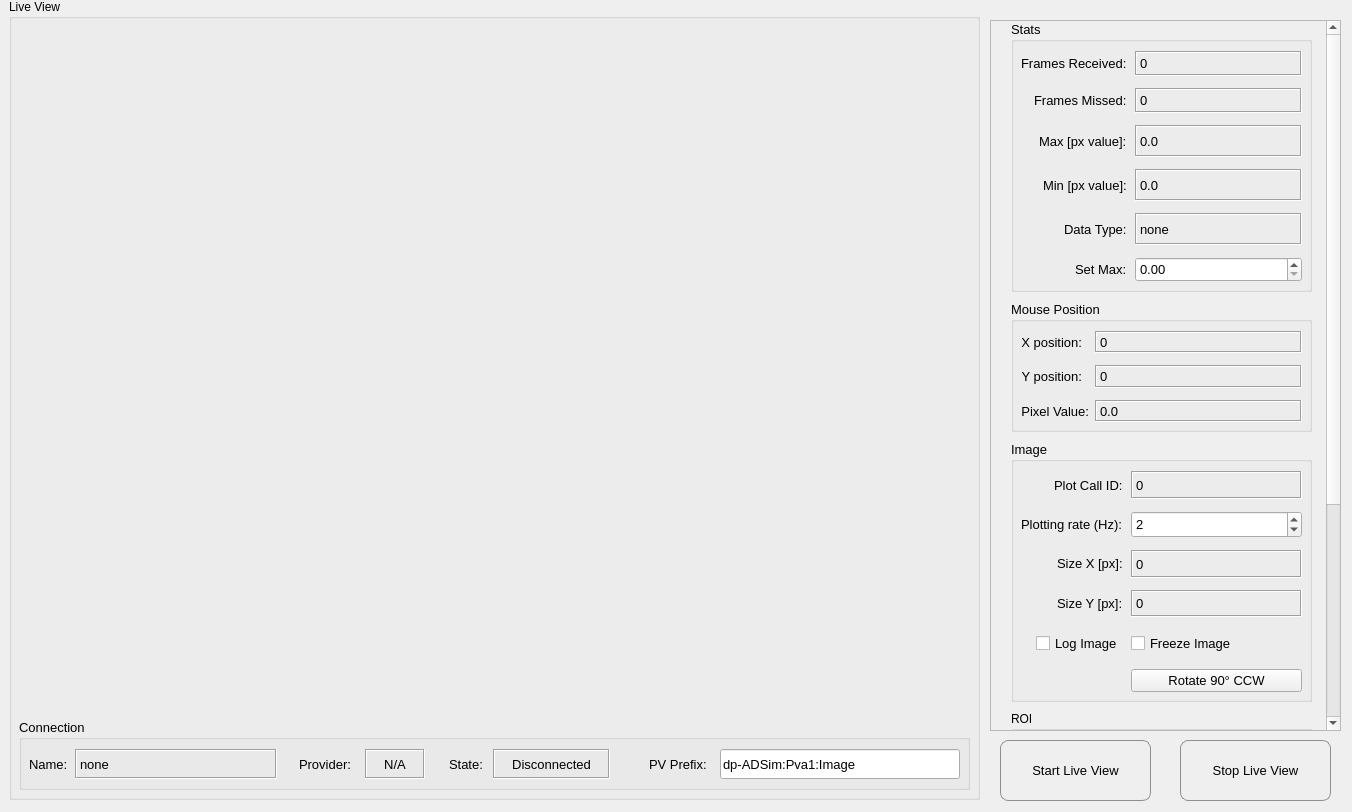
Before: the Qt Designer form gui/imageshow.ui in AdvancedPhotonSource/DashPVA, drawn with Qt 5.
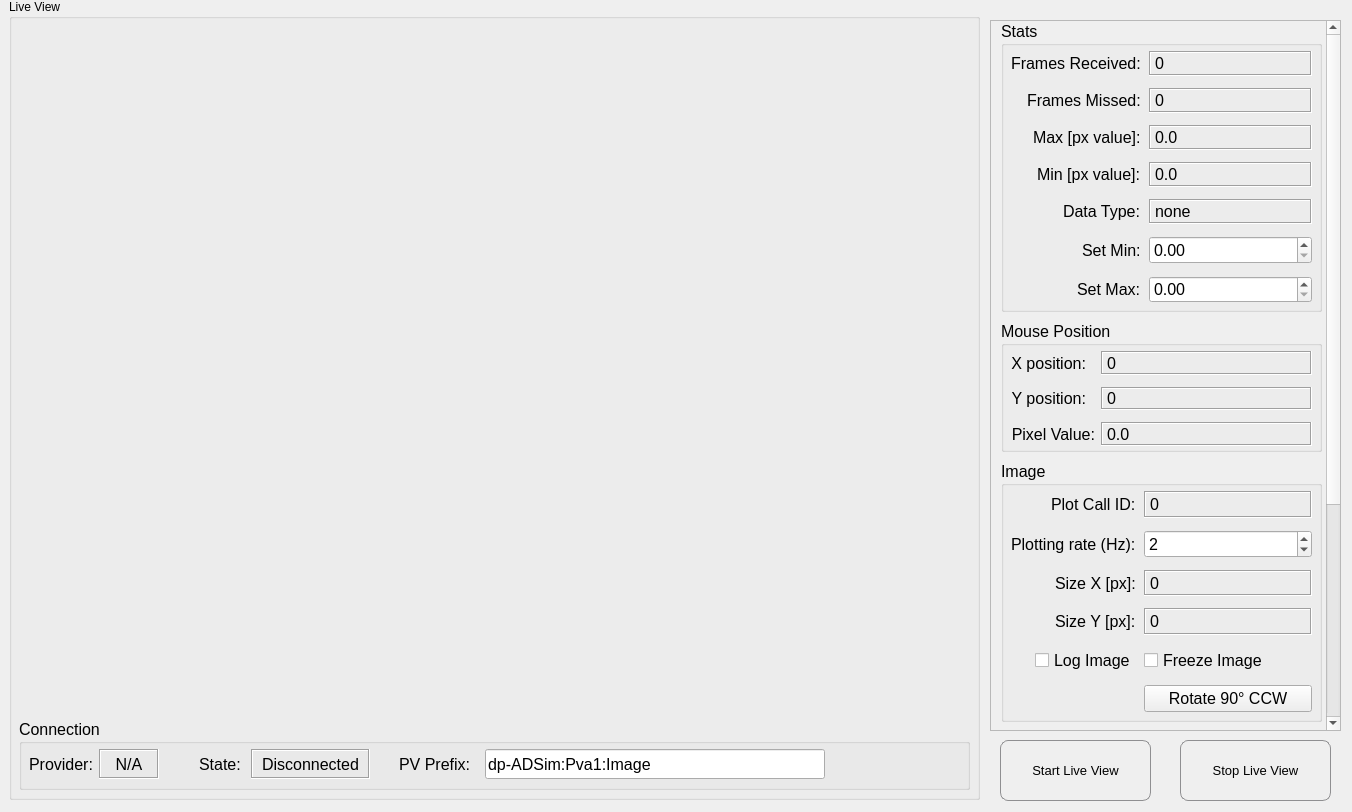
After: the same form once the commit is applied.

Commit message: added min label, fixed bug with stopping and starting live view, potentially fixed memory leak with setting images

Patch:
```diff
--- a/gui/imageshow.ui
+++ b/gui/imageshow.ui
@@ -61,103 +61,32 @@
      </property>
      <property name="font">
       <font>
-       <pointsize>10</pointsize>
+       <pointsize>12</pointsize>
       </font>
      </property>
      <property name="title">
       <string>Connection</string>
      </property>
-     <widget class="QWidget" name="formLayoutWidget_2">
-      <property name="geometry">
-       <rect>
-        <x>10</x>
-        <y>30</y>
-        <width>248</width>
-        <height>32</height>
-       </rect>
-      </property>
-      <layout class="QFormLayout" name="pv_name_layout">
-       <property name="formAlignment">
-        <set>Qt::AlignLeading|Qt::AlignLeft|Qt::AlignTop</set>
-       </property>
-       <item row="0" column="0">
-        <widget class="QLabel" name="lbl_pv_name">
-         <property name="sizePolicy">
-          <sizepolicy hsizetype="Minimum" vsizetype="Preferred">
-           <horstretch>0</horstretch>
-           <verstretch>0</verstretch>
-          </sizepolicy>
-         </property>
-         <property name="minimumSize">
-          <size>
-           <width>40</width>
-           <height>30</height>
-          </size>
-         </property>
-         <property name="maximumSize">
-          <size>
-           <width>50</width>
-           <height>30</height>
-          </size>
-         </property>
-         <property name="text">
-          <string>Name:</string>
-         </property>
-        </widget>
-       </item>
-       <item row="0" column="1">
-        <widget class="QLabel" name="name_val">
-         <property name="sizePolicy">
-          <sizepolicy hsizetype="Fixed" vsizetype="Preferred">
-           <horstretch>0</horstretch>
-           <verstretch>0</verstretch>
-          </sizepolicy>
-         </property>
-         <property name="minimumSize">
-          <size>
-           <width>200</width>
-           <height>30</height>
-          </size>
-         </property>
-         <property name="maximumSize">
-          <size>
-           <width>240</width>
-           <height>30</height>
-          </size>
-         </property>
-         <property name="frameShape">
-          <enum>QFrame::Box</enum>
-         </property>
-         <property name="frameShadow">
-          <enum>QFrame::Sunken</enum>
-         </property>
-         <property name="text">
-          <string>none</string>
-         </property>
-         <property name="alignment">
-          <set>Qt::AlignLeading|Qt::AlignLeft|Qt::AlignVCenter</set>
-         </property>
-        </widget>
-       </item>
-      </layout>
-     </widget>
      <widget class="QWidget" name="formLayoutWidget_5">
       <property name="geometry">
        <rect>
-        <x>280</x>
+        <x>10</x>
         <y>30</y>
-        <width>128</width>
+        <width>141</width>
         <height>32</height>
        </rect>
       </property>
       <layout class="QFormLayout" name="provider_layout">
+       <property name="fieldGrowthPolicy">
+        <enum>QFormLayout::AllNonFixedFieldsGrow</enum>
+       </property>
        <property name="formAlignment">
         <set>Qt::AlignLeading|Qt::AlignLeft|Qt::AlignTop</set>
        </property>
        <item row="0" column="0">
         <widget class="QLabel" name="lbl_pv_provider">
          <property name="sizePolicy">
-          <sizepolicy hsizetype="Minimum" vsizetype="Preferred">
+          <sizepolicy hsizetype="Expanding" vsizetype="Preferred">
            <horstretch>0</horstretch>
            <verstretch>0</verstretch>
           </sizepolicy>
@@ -170,10 +99,15 @@
          </property>
          <property name="maximumSize">
           <size>
-           <width>60</width>
+           <width>75</width>
            <height>30</height>
           </size>
          </property>
+         <property name="font">
+          <font>
+           <pointsize>12</pointsize>
+          </font>
+         </property>
          <property name="text">
           <string>Provider:</string>
          </property>
@@ -199,6 +133,11 @@
            <height>0</height>
           </size>
          </property>
+         <property name="font">
+          <font>
+           <pointsize>12</pointsize>
+          </font>
+         </property>
          <property name="frameShape">
           <enum>QFrame::Box</enum>
          </property>
@@ -218,9 +157,9 @@
      <widget class="QWidget" name="formLayoutWidget_3">
       <property name="geometry">
        <rect>
-        <x>430</x>
+        <x>180</x>
         <y>30</y>
-        <width>161</width>
+        <width>171</width>
         <height>32</height>
        </rect>
       </property>
@@ -247,7 +186,7 @@
          </property>
          <property name="font">
           <font>
-           <pointsize>10</pointsize>
+           <pointsize>12</pointsize>
           </font>
          </property>
          <property name="text">
@@ -269,6 +208,11 @@
            <height>30</height>
           </size>
          </property>
+         <property name="font">
+          <font>
+           <pointsize>12</pointsize>
+          </font>
+         </property>
          <property name="frameShape">
           <enum>QFrame::Box</enum>
          </property>
@@ -288,9 +232,9 @@
      <widget class="QWidget" name="formLayoutWidget_4">
       <property name="geometry">
        <rect>
-        <x>630</x>
+        <x>380</x>
         <y>30</y>
-        <width>311</width>
+        <width>431</width>
         <height>32</height>
        </rect>
       </property>
@@ -311,7 +255,7 @@
          </property>
          <property name="minimumSize">
           <size>
-           <width>65</width>
+           <width>80</width>
            <height>30</height>
           </size>
          </property>
@@ -323,7 +267,7 @@
          </property>
          <property name="font">
           <font>
-           <pointsize>10</pointsize>
+           <pointsize>12</pointsize>
           </font>
          </property>
          <property name="text">
@@ -341,13 +285,13 @@
          </property>
          <property name="maximumSize">
           <size>
-           <width>240</width>
+           <width>340</width>
            <height>30</height>
           </size>
          </property>
          <property name="font">
           <font>
-           <pointsize>10</pointsize>
+           <pointsize>12</pointsize>
           </font>
          </property>
          <property name="text">
@@ -433,10 +377,10 @@
      <widget class="QGroupBox" name="group_box_stats">
       <property name="geometry">
        <rect>
-        <x>20</x>
+        <x>10</x>
         <y>0</y>
-        <width>301</width>
-        <height>271</height>
+        <width>321</width>
+        <height>291</height>
        </rect>
       </property>
       <property name="sizePolicy">
@@ -447,7 +391,7 @@
       </property>
       <property name="font">
        <font>
-        <pointsize>10</pointsize>
+        <pointsize>12</pointsize>
        </font>
       </property>
       <property name="title">
@@ -458,8 +402,8 @@
         <rect>
          <x>10</x>
          <y>30</y>
-         <width>281</width>
-         <height>231</height>
+         <width>301</width>
+         <height>252</height>
         </rect>
        </property>
        <layout class="QFormLayout" name="stats_layout">
@@ -491,7 +435,7 @@
           </property>
           <property name="font">
            <font>
-            <pointsize>10</pointsize>
+            <pointsize>12</pointsize>
            </font>
           </property>
           <property name="text">
@@ -519,6 +463,11 @@
             <height>21</height>
            </size>
           </property>
+          <property name="font">
+           <font>
+            <pointsize>12</pointsize>
+           </font>
+          </property>
           <property name="frameShape">
            <enum>QFrame::Box</enum>
           </property>
@@ -546,7 +495,7 @@
           </property>
           <property name="font">
            <font>
-            <pointsize>10</pointsize>
+            <pointsize>12</pointsize>
            </font>
           </property>
           <property name="text">
@@ -574,6 +523,11 @@
             <height>21</height>
            </size>
           </property>
+          <property name="font">
+           <font>
+            <pointsize>12</pointsize>
+           </font>
+          </property>
           <property name="frameShape">
            <enum>QFrame::Box</enum>
           </property>
@@ -595,7 +549,7 @@
           </property>
           <property name="font">
            <font>
-            <pointsize>10</pointsize>
+            <pointsize>12</pointsize>
            </font>
           </property>
           <property name="text">
@@ -617,6 +571,11 @@
             <height>25</height>
            </size>
           </property>
+          <property name="font">
+           <font>
+            <pointsize>12</pointsize>
+           </font>
+          </property>
           <property name="frameShape">
            <enum>QFrame::Box</enum>
           </property>
@@ -638,7 +597,7 @@
           </property>
           <property name="font">
            <font>
-            <pointsize>10</pointsize>
+            <pointsize>12</pointsize>
            </font>
           </property>
           <property name="text">
@@ -660,6 +619,11 @@
             <height>25</height>
            </size>
           </property>
+          <property name="font">
+           <font>
+            <pointsize>12</pointsize>
+           </font>
+          </property>
           <property name="frameShape">
            <enum>QFrame::Box</enum>
           </property>
@@ -679,6 +643,11 @@
             <height>25</height>
            </size>
           </property>
+          <property name="font">
+           <font>
+            <pointsize>12</pointsize>
+           </font>
+          </property>
           <property name="text">
            <string>Data Type:</string>
           </property>
@@ -698,6 +667,11 @@
             <height>25</height>
            </size>
           </property>
+          <property name="font">
+           <font>
+            <pointsize>12</pointsize>
+           </font>
+          </property>
           <property name="frameShape">
            <enum>QFrame::Box</enum>
           </property>
@@ -709,14 +683,19 @@
           </property>
          </widget>
         </item>
-        <item row="5" column="0">
+        <item row="6" column="0">
          <widget class="QLabel" name="lbl_set_max">
+          <property name="font">
+           <font>
+            <pointsize>12</pointsize>
+           </font>
+          </property>
           <property name="text">
            <string>Set Max:</string>
           </property>
          </widget>
         </item>
-        <item row="5" column="1">
+        <item row="6" column="1">
          <widget class="QDoubleSpinBox" name="max_setting_val">
           <property name="minimumSize">
            <size>
@@ -724,11 +703,37 @@
             <height>25</height>
            </size>
           </property>
+          <property name="font">
+           <font>
+            <pointsize>12</pointsize>
+           </font>
+          </property>
           <property name="maximum">
            <double>999999999.990000009536743</double>
           </property>
          </widget>
         </item>
+        <item row="5" column="1">
+         <widget class="QDoubleSpinBox" name="min_setting_val">
+          <property name="font">
+           <font>
+            <pointsize>12</pointsize>
+           </font>
+          </property>
+         </widget>
+        </item>
+        <item row="5" column="0">
+         <widget class="QLabel" name="lbl_set_min">
+          <property name="font">
+           <font>
+            <pointsize>12</pointsize>
+           </font>
+          </property>
+          <property name="text">
+           <string>Set Min:</string>
+          </property>
+         </widget>
+        </item>
        </layout>
       </widget>
      </widget>
@@ -738,9 +743,9 @@
       </property>
       <property name="geometry">
        <rect>
-        <x>20</x>
-        <y>280</y>
-        <width>301</width>
+        <x>10</x>
+        <y>300</y>
+        <width>321</width>
         <height>131</height>
        </rect>
       </property>
@@ -752,7 +757,7 @@
       </property>
       <property name="font">
        <font>
-        <pointsize>10</pointsize>
+        <pointsize>12</pointsize>
        </font>
       </property>
       <property name="title">
@@ -769,8 +774,8 @@
         <rect>
          <x>10</x>
          <y>30</y>
-         <width>281</width>
-         <height>91</height>
+         <width>301</width>
+         <height>95</height>
         </rect>
        </property>
        <layout class="QFormLayout" name="mouse_pos_layout">
@@ -802,7 +807,7 @@
           </property>
           <property name="font">
            <font>
-            <pointsize>10</pointsize>
+            <pointsize>12</pointsize>
            </font>
           </property>
           <property name="mouseTracking">
@@ -826,7 +831,7 @@
           </property>
           <property name="font">
            <font>
-            <pointsize>10</pointsize>
+            <pointsize>12</pointsize>
            </font>
           </property>
           <property name="frameShape">
@@ -850,7 +855,7 @@
           </property>
           <property name="font">
            <font>
-            <pointsize>10</pointsize>
+            <pointsize>12</pointsize>
            </font>
           </property>
           <property name="mouseTracking">
@@ -874,7 +879,7 @@
           </property>
           <property name="font">
            <font>
-            <pointsize>10</pointsize>
+            <pointsize>12</pointsize>
            </font>
           </property>
           <property name="frameShape">
@@ -892,7 +897,7 @@
          <widget class="QLabel" name="mouse_lbl_px">
           <property name="font">
            <font>
-            <pointsize>10</pointsize>
+            <pointsize>12</pointsize>
            </font>
           </property>
           <property name="text">
@@ -913,7 +918,7 @@
           </property>
           <property name="font">
            <font>
-            <pointsize>10</pointsize>
+            <pointsize>12</pointsize>
            </font>
           </property>
           <property name="frameShape">
@@ -933,9 +938,9 @@
      <widget class="QGroupBox" name="group_box_img_info">
       <property name="geometry">
        <rect>
-        <x>20</x>
-        <y>420</y>
-        <width>301</width>
+        <x>10</x>
+        <y>440</y>
+        <width>321</width>
         <height>261</height>
        </rect>
       </property>
@@ -947,7 +952,7 @@
       </property>
       <property name="font">
        <font>
-        <pointsize>10</pointsize>
+        <pointsize>12</pointsize>
        </font>
       </property>
       <property name="title">
@@ -958,7 +963,7 @@
         <rect>
          <x>10</x>
          <y>30</y>
-         <width>281</width>
+         <width>301</width>
          <height>221</height>
         </rect>
        </property>
@@ -991,7 +996,7 @@
           </property>
           <property name="font">
            <font>
-            <pointsize>10</pointsize>
+            <pointsize>12</pointsize>
            </font>
           </property>
           <property name="text">
@@ -1015,7 +1020,7 @@
           </property>
           <property name="font">
            <font>
-            <pointsize>10</pointsize>
+            <pointsize>12</pointsize>
            </font>
           </property>
           <property name="frameShape">
@@ -1039,7 +1044,7 @@
           </property>
           <property name="font">
            <font>
-            <pointsize>10</pointsize>
+            <pointsize>12</pointsize>
            </font>
           </property>
           <property name="text">
@@ -1055,6 +1060,11 @@
             <verstretch>0</verstretch>
            </sizepolicy>
           </property>
+          <property name="font">
+           <font>
+            <pointsize>12</pointsize>
+           </font>
+          </property>
           <property name="maximum">
            <number>999999999</number>
           </property>
@@ -1067,7 +1077,7 @@
          <widget class="QLabel" name="image_lbl_size_x">
           <property name="font">
            <font>
-            <pointsize>10</pointsize>
+            <pointsize>12</pointsize>
            </font>
           </property>
           <property name="text">
@@ -1088,7 +1098,7 @@
           </property>
           <property name="font">
            <font>
-            <pointsize>10</pointsize>
+            <pointsize>12</pointsize>
            </font>
           </property>
           <property name="frameShape">
@@ -1106,7 +1116,7 @@
          <widget class="QLabel" name="image_lbl_size_y">
           <property name="font">
            <font>
-            <pointsize>10</pointsize>
+            <pointsize>12</pointsize>
            </font>
           </property>
           <property name="text">
@@ -1124,7 +1134,7 @@
           </property>
           <property name="font">
            <font>
-            <pointsize>10</pointsize>
+            <pointsize>12</pointsize>
            </font>
           </property>
           <property name="frameShape">
@@ -1154,7 +1164,7 @@
           </property>
           <property name="font">
            <font>
-            <pointsize>10</pointsize>
+            <pointsize>12</pointsize>
            </font>
           </property>
           <property name="tabletTracking">
@@ -1176,6 +1186,11 @@
             <verstretch>0</verstretch>
            </sizepolicy>
           </property>
+          <property name="font">
+           <font>
+            <pointsize>12</pointsize>
+           </font>
+          </property>
           <property name="text">
            <string>Freeze Image</string>
           </property>
@@ -1183,6 +1198,11 @@
         </item>
         <item row="5" column="1">
          <widget class="QPushButton" name="rotate90degCCW">
+          <property name="font">
+           <font>
+            <pointsize>12</pointsize>
+           </font>
+          </property>
           <property name="text">
            <string>Rotate 90° CCW</string>
           </property>
@@ -1194,12 +1214,17 @@
      <widget class="QGroupBox" name="group_box_roi">
       <property name="geometry">
        <rect>
-        <x>20</x>
-        <y>690</y>
-        <width>301</width>
-        <height>331</height>
+        <x>10</x>
+        <y>710</y>
+        <width>321</width>
+        <height>311</height>
        </rect>
       </property>
+      <property name="font">
+       <font>
+        <pointsize>12</pointsize>
+       </font>
+      </property>
       <property name="title">
        <string>ROI</string>
       </property>
```
The commit also changes 1 other file.
